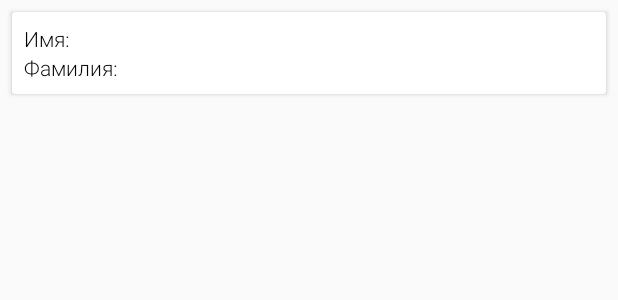
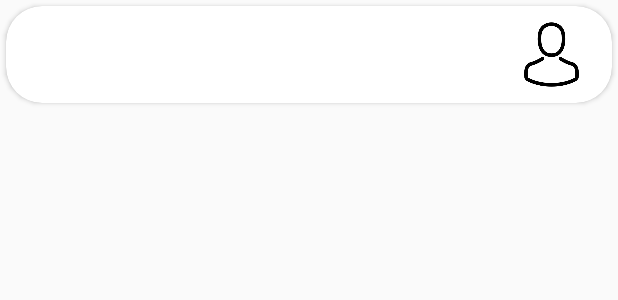
Before and after one commit to Folvey/Employees, an Android app: the layout employee_item.xml on its own in the app's theme, with its tools: preview values and no code run, on a phone screen of 412 x 824 dp. Shown: the top 300 px of the screen. Run offline under Robolectric (Android 15) with nearby library versions, the phone set to English and light mode, and no system bars.

Commit message:
ui rework

```diff
--- a/app/build.gradle
+++ b/app/build.gradle
@@ -55,4 +55,10 @@ dependencies {
     // optional - RxJava support for Room
     implementation "androidx.room:room-rxjava2:$room_version"
     implementation 'com.google.android.material:material:1.1.0'
+
+    //Picasso
+    implementation 'com.squareup.picasso:picasso:2.71828'
+
+    // Circle ImageView
+    implementation 'de.hdodenhof:circleimageview:3.1.0'
 }
--- a/app/src/main/java/com/example/employees/AddEmployeeActivity.java
+++ b/app/src/main/java/com/example/employees/AddEmployeeActivity.java
@@ -35,11 +35,11 @@ public class AddEmployeeActivity extends AppCompatActivity {
         editTextLastName = findViewById(R.id.editTextLastName);
 
     }
+
     public void onClickAddEmployee(View view) {
         String name = editTextName.getText().toString();
         String lastName = editTextLastName.getText().toString();
         Employee employee = new Employee(name, lastName, "1", "1");
-
         appDatabase = AppDatabase.getInstance(this);
         Log.d("dbg", "before task");
         new InsertEmployeeTask().execute(employee);
--- a/app/src/main/java/com/example/employees/EmployeeViewModel.java
+++ b/app/src/main/java/com/example/employees/EmployeeViewModel.java
@@ -88,6 +88,7 @@ public class EmployeeViewModel extends AndroidViewModel {
                 .subscribe(new Consumer<EmployeeResponse>() {
                     @Override
                     public void accept(EmployeeResponse employeeResponse) throws Exception {
+                        Log.d("dbg", "successful load");
                         deleteAllEmployees();
                         insertEmployees(employeeResponse.getResponse());
                     }
--- a/app/src/main/java/com/example/employees/adapters/EmployeeAdapter.java
+++ b/app/src/main/java/com/example/employees/adapters/EmployeeAdapter.java
@@ -1,8 +1,10 @@
 package com.example.employees.adapters;
 
+import android.util.Log;
 import android.view.LayoutInflater;
 import android.view.View;
 import android.view.ViewGroup;
+import android.widget.ImageView;
 import android.widget.TextView;
 
 import androidx.annotation.NonNull;
@@ -10,10 +12,13 @@ import androidx.recyclerview.widget.RecyclerView;
 
 import com.example.employees.R;
 import com.example.employees.pojo.Employee;
+import com.squareup.picasso.Picasso;
 
 import java.util.List;
 
 public class EmployeeAdapter extends RecyclerView.Adapter<EmployeeAdapter.EmployeeViewHolder> {
+
+    private static final String TAG = "Debug EmployeeAdapter";
 
     private List<Employee> employees;
 
@@ -39,7 +44,12 @@ public class EmployeeAdapter extends RecyclerView.Adapter<EmployeeAdapter.Employ
         Employee employee = employees.get(position);
         holder.textViewName.setText(employee.getName());
         holder.textViewLastName.setText(employee.getLName());
-
+        String uri = employee.getAvatarUrl();
+        Log.d(TAG, "onBindViewHolder: " + employee.getAvatarUrl());
+        if (uri != null && uri.length() > 0) {
+            Picasso.get().load(employee.getAvatarUrl()).into(holder.imageViewAvatar);
+        } else
+            holder.imageViewAvatar.setImageResource(R.drawable.avatar);
     }
 
     @Override
@@ -51,11 +61,13 @@ public class EmployeeAdapter extends RecyclerView.Adapter<EmployeeAdapter.Employ
 
         private TextView textViewName;
         private TextView textViewLastName;
+        private ImageView imageViewAvatar;
 
         public EmployeeViewHolder(@NonNull View itemView) {
             super(itemView);
             this.textViewName = itemView.findViewById(R.id.textViewName);
             this.textViewLastName = itemView.findViewById(R.id.textViewLastName);
+            this.imageViewAvatar = itemView.findViewById(R.id.imageViewSmallAvatar);
         }
     }
 }
--- a/app/src/main/res/layout/activity_main.xml
+++ b/app/src/main/res/layout/activity_main.xml
@@ -21,6 +21,7 @@
         android:layout_width="wrap_content"
         android:layout_height="wrap_content"
         android:layout_margin="16dp"
+        android:visibility="invisible"
         android:clickable="true"
         android:onClick="onClickAddEmployee"
         app:layout_constraintBottom_toBottomOf="parent"
--- a/app/src/main/res/layout/employee_item.xml
+++ b/app/src/main/res/layout/employee_item.xml
@@ -5,44 +5,59 @@
     xmlns:tools="http://schemas.android.com/tools"
     android:layout_width="match_parent"
     android:layout_height="wrap_content"
-    android:layout_margin="8dp">
+    android:layout_margin="4dp"
+    app:cardCornerRadius="24dp"
+    >
 
     <androidx.constraintlayout.widget.ConstraintLayout
         android:layout_width="match_parent"
-        android:layout_height="wrap_content"
-        android:padding="8dp">
-
-        <TextView
-            android:id="@+id/textViewLabelName"
-            android:layout_width="wrap_content"
-            android:layout_height="wrap_content"
-            android:text= "@string/label_name"
-            app:layout_constraintStart_toStartOf="parent"
-            app:layout_constraintTop_toTopOf="parent" />
-
-        <TextView
-            android:id="@+id/textViewLabelLastName"
-            android:layout_width="wrap_content"
-            android:layout_height="wrap_content"
-            android:text="@string/label_last_name"
-            app:layout_constraintStart_toStartOf="parent"
-            app:layout_constraintTop_toBottomOf="@+id/textViewLabelName" />
+        android:layout_height="wrap_content">
 
         <TextView
             android:id="@+id/textViewName"
             android:layout_width="wrap_content"
             android:layout_height="wrap_content"
-            android:layout_marginStart="4dp"
-            app:layout_constraintStart_toEndOf="@+id/textViewLabelName"
-            app:layout_constraintTop_toTopOf="parent" />
+            android:paddingStart="16dp"
+            android:paddingBottom="16dp"
+            android:paddingTop="16dp"
+            android:textSize="24sp"
+            app:layout_constraintStart_toStartOf="parent"
+            app:layout_constraintTop_toTopOf="parent"
+            app:layout_constraintBottom_toBottomOf="parent"/>
 
         <TextView
             android:id="@+id/textViewLastName"
             android:layout_width="wrap_content"
             android:layout_height="wrap_content"
-            android:layout_marginStart="4dp"
-            app:layout_constraintStart_toEndOf="@+id/textViewLabelLastName"
-            app:layout_constraintTop_toBottomOf="@+id/textViewName" />
+            android:paddingStart="8dp"
+            android:paddingEnd="8dp"
+            android:paddingBottom="16dp"
+            android:paddingTop="16dp"
+            android:textSize="24sp"
+            app:layout_constraintStart_toEndOf="@+id/textViewName"
+            app:layout_constraintTop_toTopOf="parent"
+            app:layout_constraintBottom_toBottomOf="parent"/>
+
+        <androidx.constraintlayout.widget.Guideline
+            android:id="@+id/guidelineAvatarStart"
+            android:layout_width="wrap_content"
+            android:layout_height="wrap_content"
+            android:orientation="vertical"
+            app:layout_constraintGuide_percent="0.80"/>
+
+        <de.hdodenhof.circleimageview.CircleImageView
+            android:id="@+id/imageViewSmallAvatar"
+            android:layout_width="0dp"
+            android:layout_height="0dp"
+            android:layout_margin="8dp"
+            android:src="@drawable/avatar"
+            app:civ_border_width="0dp"
+            app:civ_border_color="@android:color/white"
+            app:layout_constraintStart_toEndOf="@id/guidelineAvatarStart"
+            app:layout_constraintEnd_toEndOf="parent"
+            app:layout_constraintTop_toTopOf="parent"
+            app:layout_constraintBottom_toBottomOf="parent"/>
+
     </androidx.constraintlayout.widget.ConstraintLayout>
 
 
--- a/app/src/main/res/values/colors.xml
+++ b/app/src/main/res/values/colors.xml
@@ -3,4 +3,6 @@
     <color name="colorPrimary">#6200EE</color>
     <color name="colorPrimaryDark">#3700B3</color>
     <color name="colorAccent">#03DAC5</color>
+    <color name="colorGreenLight">#4CAF50</color>
+
 </resources>
--- a/app/src/main/res/values/strings.xml
+++ b/app/src/main/res/values/strings.xml
@@ -6,4 +6,5 @@
     <string name="last_name">Фамилия</string>
     <string name="insert_name">Введите имя</string>
     <string name="insert_employee">Добавить сотрудника</string>
+    <string name="user_avatar">User avatar</string>
 </resources>
```
Also changed, not shown: 1 other file.
